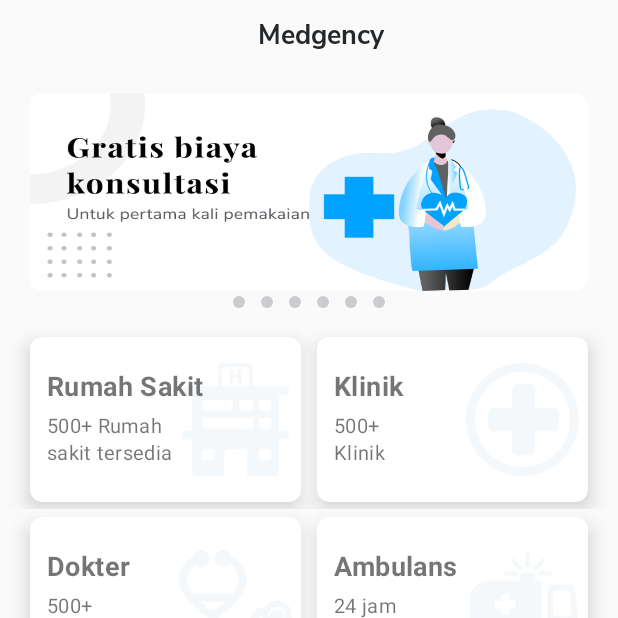
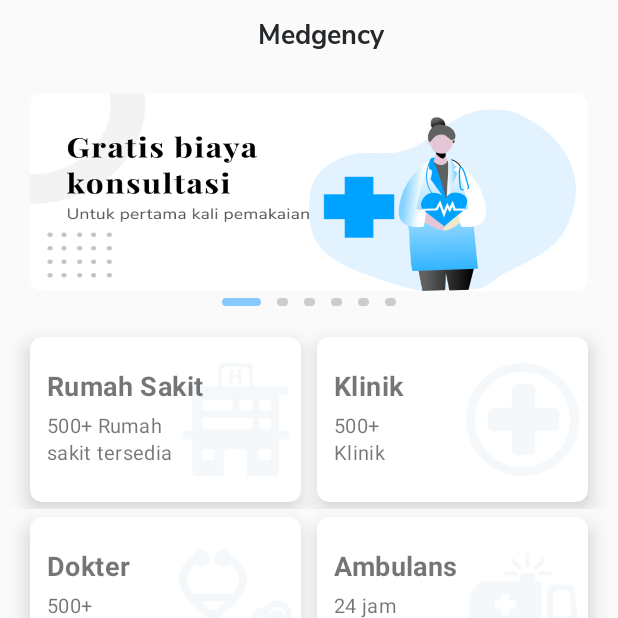
Before and after one commit to internship-motion-team-12/Medgency, an Android app: the screen it shows after launch (HomeActivity), on a phone screen of 412 x 824 dp, the top half of it. Run offline under Robolectric (Android 15) with nearby library versions, the phone set to English and light mode, and no system bars.

Commit message:
nambah fitur image slider

```diff
--- a/app/src/main/java/com/example/medgency/HomeActivity.java
+++ b/app/src/main/java/com/example/medgency/HomeActivity.java
@@ -7,6 +7,8 @@
 import android.support.v4.view.ViewPager;
 import android.support.v7.app.AppCompatActivity;
 import android.support.v7.widget.CardView;
+import android.support.v7.widget.LinearLayoutManager;
+import android.support.v7.widget.RecyclerView;
 import android.support.v7.widget.Toolbar;
 import android.os.Bundle;
 import android.view.View;
@@ -14,6 +16,7 @@
 import android.widget.LinearLayout;
 import android.widget.TextView;
 
+import com.example.medgency.adapter.HomeAdapter;
 import com.example.medgency.adapter.ViewPagerAdapter;
 
 public class HomeActivity extends AppCompatActivity {
@@ -27,7 +30,8 @@
     private LinearLayout sliderDotspanel;
     private int dotscount;
     private ImageView[] dots;
-
+    //private RecyclerView recyclerView;
+    //private HomeAdapter homeAdapter;
     Runnable runnable = new Runnable() {
         public void run() {
             if (viewPagerAdapter.getCount() == page) {
@@ -43,7 +47,13 @@
     protected void onCreate(Bundle savedInstanceState) {
         super.onCreate(savedInstanceState);
         setContentView(R.layout.activity_home);
-
+        /*
+        recyclerView = findViewById(R.id.RecyclerViewArticleHome);
+        homeAdapter = new HomeAdapter();
+        RecyclerView.LayoutManager layoutManager = new LinearLayoutManager(HomeActivity.this);
+        recyclerView.setLayoutManager(layoutManager);
+        recyclerView.setAdapter(homeAdapter);
+        */
         viewPagerAdapter = new ViewPagerAdapter(this);
         viewPager = (ViewPager) findViewById(R.id.viewPager);
         sliderDotspanel = (LinearLayout) findViewById(R.id.SliderDots);
@@ -57,14 +67,17 @@
         for(int i = 0; i < dotscount; i++){
 
             dots[i] = new ImageView(this);
-            dots[i].setImageDrawable(ContextCompat.getDrawable(getApplicationContext(), R.drawable.non_active_dot));
-
+            if (i == 0){
+                dots[i].setImageDrawable(ContextCompat.getDrawable(getApplicationContext(), R.drawable.active_dot));
+            }
+            else{
+                dots[i].setImageDrawable(ContextCompat.getDrawable(getApplicationContext(), R.drawable.non_active_dot));
+            }
             LinearLayout.LayoutParams params = new LinearLayout.LayoutParams(LinearLayout.LayoutParams.WRAP_CONTENT, LinearLayout.LayoutParams.WRAP_CONTENT);
 
             params.setMargins(8, 0, 8, 0);
 
             sliderDotspanel.addView(dots[i], params);
-
         }
 
         viewPager.addOnPageChangeListener(new ViewPager.OnPageChangeListener() {
--- a/app/src/main/res/drawable/active_dot.xml
+++ b/app/src/main/res/drawable/active_dot.xml
@@ -1,9 +1,12 @@
 <?xml version="1.0" encoding="utf-8"?>
 <shape xmlns:android="http://schemas.android.com/apk/res/android"
-    android:shape="oval" android:useLevel="true"
+    android:shape="rectangle" android:useLevel="true"
     android:dither="true">
 
-    <size android:height="12dip" android:width="12dip"/>
+    <size android:height="5dp" android:width="26dp"/>
 
     <solid android:color="#88C9FF"/>
+
+    <corners
+        android:radius="20dp"/>
 </shape>
--- a/app/src/main/res/drawable/non_active_dot.xml
+++ b/app/src/main/res/drawable/non_active_dot.xml
@@ -1,9 +1,12 @@
 <?xml version="1.0" encoding="utf-8"?>
 <shape xmlns:android="http://schemas.android.com/apk/res/android"
-    android:shape="oval" android:useLevel="true"
+    android:shape="rectangle" android:useLevel="true"
     android:dither="true">
 
-    <size android:height="8dip" android:width="8dip"/>
+    <size android:height="5dp" android:width="7dp"/>
 
     <solid android:color="#CACCCF"/>
+
+    <corners
+        android:radius="20dp"/>
 </shape>
--- a/app/src/main/res/layout/activity_home.xml
+++ b/app/src/main/res/layout/activity_home.xml
@@ -6,6 +6,12 @@
     android:layout_height="match_parent"
     tools:context=".HomeActivity">
 
+    <ScrollView
+        android:layout_width="match_parent"
+        android:layout_height="match_parent">
+        <android.support.constraint.ConstraintLayout
+            android:layout_width="match_parent"
+            android:layout_height="match_parent">
             <android.support.v7.widget.Toolbar
                 android:id="@+id/ToolbarHome"
                 android:layout_width="match_parent"
@@ -281,4 +287,15 @@
                 app:layout_constraintTop_toBottomOf="@+id/LLHomeSecondRow"
                 app:layout_constraintEnd_toEndOf="parent"/>
 
+            <android.support.v7.widget.RecyclerView
+                android:id="@+id/RecyclerViewArticleHome"
+                android:layout_width="match_parent"
+                android:layout_height="wrap_content"
+                android:layout_marginTop="3dp"
+                app:layout_constraintTop_toBottomOf="@+id/TVBacaanMenarikHome">
+
+            </android.support.v7.widget.RecyclerView>
         </android.support.constraint.ConstraintLayout>
+    </ScrollView>
+
+</android.support.constraint.ConstraintLayout>
```
Also changed, not shown: app/src/main/java/com/example/medgency/adapter/HomeAdapter.java (added, +54 -0 lines), app/src/main/java/com/example/medgency/model/Bacaan.java (added, +30 -0 lines), app/src/main/res/drawable/elips_dot.xml (added, +10 -0 lines), app/src/main/res/layout/bacaan_item.xml (added, +65 -0 lines). Lines whose indentation alone changed are shown as unchanged.
